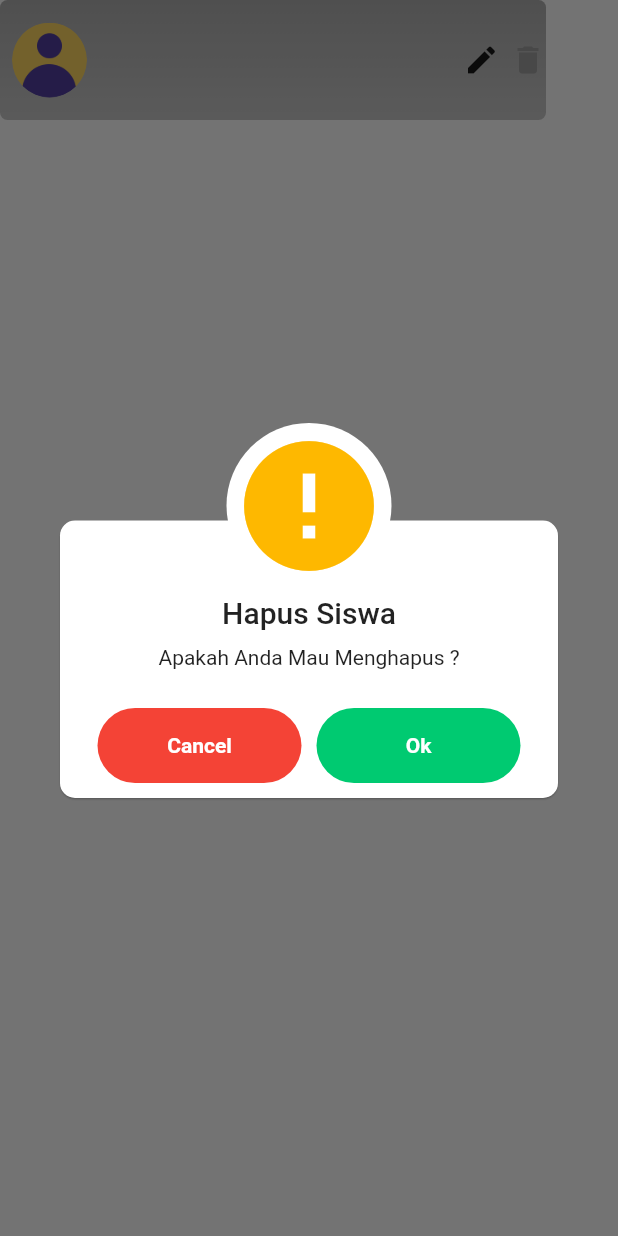
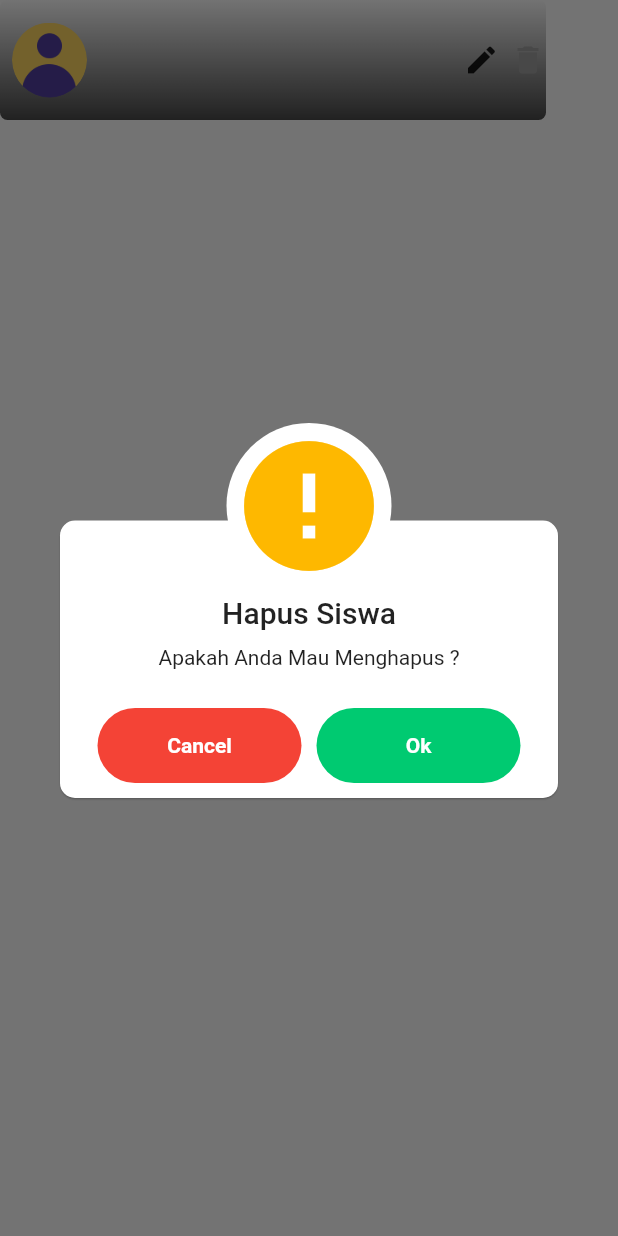
Before and after one commit to Muhajir147701/pendaftaran_siswa_baru, a Flutter app: the SiswaCard widget shown alone on an empty page, opened directly with empty values, after a tap on the "delete" icon, on a phone screen of 412 x 824 dp. Run offline on Flutter 3.47's test engine with Material 2 defaults, Android fonts, the phone set to English and light mode, and no system bars; our stand-ins replace awesome_dialog, bloc, camera, cloud_firestore, email_validator, equatable and 9 more; accounts and stored records are empty.

```diff
--- a/lib/ui/widgets/siswa_card.dart
+++ b/lib/ui/widgets/siswa_card.dart
@@ -2,7 +2,9 @@ part of 'widgets.dart';
 
 class SiswaCard extends StatelessWidget {
   final String nama, asalSekolah;
-
+  // final String asalSekolah;
+  // final String url;
+  // final String recomended;
   final Function onDelete;
   final Function goDetil;
   final String foto;
@@ -12,11 +14,7 @@ class SiswaCard extends StatelessWidget {
   @override
   // var lebarLayar= MediaQuery.of(context).with;
   Widget build(BuildContext context) {
-    double lebar = 50;
-
-    return Column(
-      children: [
-        Container(
+    return Container(
       height: 80,
       width: MediaQuery.of(context).size.width - 2 * defaultMargin,
       decoration: BoxDecoration(
@@ -25,9 +23,17 @@ class SiswaCard extends StatelessWidget {
               begin: Alignment.bottomCenter,
               end: Alignment.topCenter,
               colors: [
-                    Colors.black.withOpacity(0.21),
-                    Colors.black.withOpacity(0.31)
+                Colors.black.withOpacity(0.71),
+                Colors.black.withOpacity(0)
               ])),
+      child: Material(
+        color: Colors.transparent,
+        child: InkWell(
+          onLongPress: () {
+            if (goDetil != null) {
+              goDetil();
+            }
+          },
           child: Row(
             mainAxisAlignment: MainAxisAlignment.spaceBetween,
             children: [
@@ -35,14 +41,9 @@ class SiswaCard extends StatelessWidget {
                 margin: EdgeInsets.only(left: 8),
                 child: Row(
                   children: [
-                    GestureDetector(
-                      onTap: () {
-                        lebar = 100;
-                      },
-                      child: AnimatedContainer(
-                        duration: Duration(seconds: 5),
-                        width: lebar,
-                        height: lebar,
+                    Container(
+                      width: 50,
+                      height: 50,
                       decoration: BoxDecoration(
                           shape: BoxShape.circle,
                           image: DecorationImage(
@@ -51,33 +52,26 @@ class SiswaCard extends StatelessWidget {
                                   : AssetImage("assets/icon/user_pic.png"),
                               fit: BoxFit.cover)),
                     ),
-                    ),
                     SizedBox(
                       width: 14,
                     ),
-                    GestureDetector(
-                      onTap: () {
-                        goDetil();
-                      },
-                      child: Container(
-                        width: 160,
-                        child: Column(
+                    Column(
                       mainAxisAlignment: MainAxisAlignment.center,
                       crossAxisAlignment: CrossAxisAlignment.start,
                       children: <Widget>[
-                            Text(
+                        Container(
+                          width: 170,
+                          child: Text(
                             nama,
                             overflow: TextOverflow.ellipsis,
                             style: blackTextFont.copyWith(
                                 fontSize: 16,
                                 fontWeight: FontWeight.w600,
-                                color: accentColor1,
+                                color: accentColor1),
                           ),
                         ),
                         Text(asalSekolah)
                       ],
-                        ),
-                      ),
                     ),
                   ],
                 ),
@@ -115,14 +109,11 @@ class SiswaCard extends StatelessWidget {
                         color: (onDelete != null) ? Colors.red : Colors.grey,
                       ))
                 ],
-              ),
+              )
             ],
           ),
         ),
-        SizedBox(
-          height: 3,
-        )
-      ],
+      ),
     );
   }
 }
--- a/pubspec.yaml
+++ b/pubspec.yaml
@@ -25,6 +25,7 @@ dependencies:
   camera: ^0.5.8+11
   cloud_firestore: ^0.16.0
   cupertino_icons: ^1.0.0
+  # change_app_package_name: ^1.0.0
   email_validator: ^1.0.6
   equatable: ^1.2.5
   extension: ^0.1.1
```
Also changed, not shown: 6 other files. Lines whose indentation alone changed are shown as unchanged.
